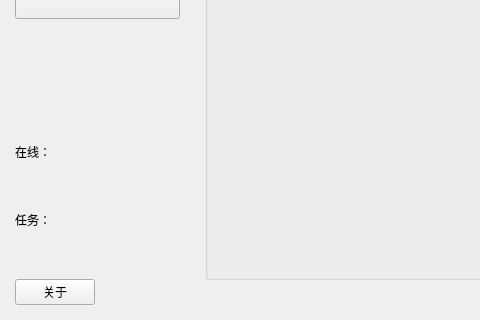
Old version of the form mainfrm/mainfrm.ui in the repository muyulong/pi_gateway; both pictures show x 0 to 480 and y 331 to 651 of the 1117 by 651 pixel window.
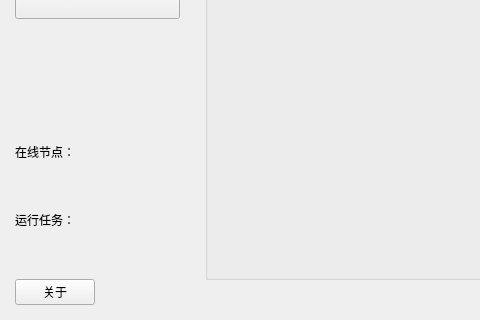
New version of the form. Icons and pictures are not drawn.

Commit message: 完成计划任务功能

```diff
--- a/mainfrm/mainfrm.ui
+++ b/mainfrm/mainfrm.ui
@@ -218,7 +218,7 @@
               </size>
              </property>
              <property name="text">
-              <string>在线：</string>
+              <string>在线节点：</string>
              </property>
             </widget>
            </item>
@@ -242,7 +242,7 @@
               </size>
              </property>
              <property name="text">
-              <string>任务：</string>
+              <string>运行任务：</string>
              </property>
             </widget>
            </item>
```
The commit also changes 20 other files.
